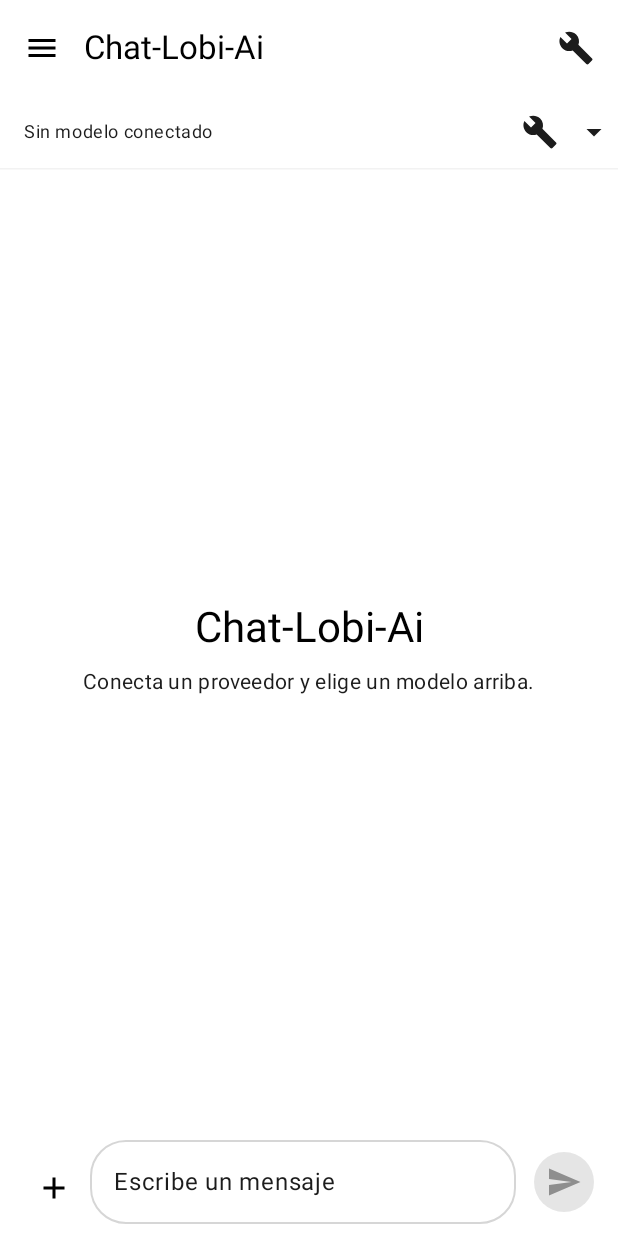
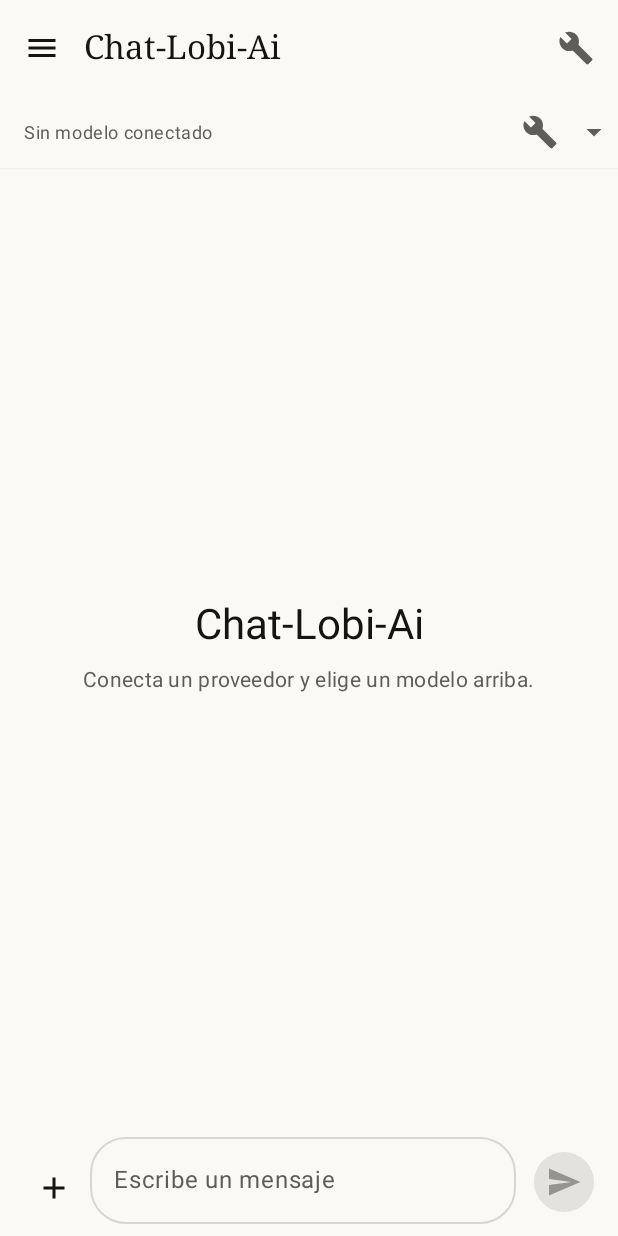
Before and after one commit to francoDev-Ddgh/Chat-Lobi-Ai, an Android app built with Jetpack Compose: the screen it shows after launch (MainActivity), on a phone screen of 412 x 824 dp. Run offline under Robolectric (Android 15) with nearby library versions, the phone set to English and light mode, and no system bars.

Commit message:
UI: classic chatbot layout with a warm Claude-style palette and serif titles

```diff
--- a/app/src/main/java/github/franco/chat/ai/ui/theme/Theme.kt
+++ b/app/src/main/java/github/franco/chat/ai/ui/theme/Theme.kt
@@ -7,52 +7,65 @@ import androidx.compose.material3.darkColorScheme
 import androidx.compose.material3.lightColorScheme
 import androidx.compose.runtime.Composable
 import androidx.compose.ui.graphics.Color
+import androidx.compose.ui.text.font.FontFamily
+import androidx.compose.ui.unit.sp
 
-private val Ink = Color(0xFF000000)
-private val Paper = Color(0xFFFFFFFF)
-private val Ash = Color(0xFFF2F2F2)
-private val Graphite = Color(0xFF1C1C1C)
-private val Smoke = Color(0xFF2A2A2A)
-private val Mid = Color(0xFF6B6B6B)
-private val Line = Color(0xFFD6D6D6)
-
+// Paleta inspirada en Claude: papel calido, texto casi negro y acento arcilla.
 private val LightScheme = lightColorScheme(
-    primary = Ink,
-    onPrimary = Paper,
-    primaryContainer = Ash,
-    onPrimaryContainer = Ink,
-    secondary = Mid,
-    onSecondary = Paper,
-    background = Paper,
-    onBackground = Ink,
-    surface = Paper,
-    onSurface = Ink,
-    surfaceVariant = Ash,
-    onSurfaceVariant = Graphite,
-    outline = Line,
-    outlineVariant = Ash,
+    primary = Color(0xFFC96442),
+    onPrimary = Color(0xFFFFFFFF),
+    primaryContainer = Color(0xFFF5E1D8),
+    onPrimaryContainer = Color(0xFF3D1F12),
+    secondary = Color(0xFF5E5D59),
+    onSecondary = Color(0xFFFFFFFF),
+    background = Color(0xFFFAF9F5),
+    onBackground = Color(0xFF141413),
+    surface = Color(0xFFFAF9F5),
+    onSurface = Color(0xFF141413),
+    surfaceVariant = Color(0xFFEFEEE8),
+    onSurfaceVariant = Color(0xFF5E5D59),
+    outline = Color(0xFFD8D6CF),
+    outlineVariant = Color(0xFFEFEEE8),
     error = Color(0xFFB3261E),
-    onError = Paper
+    onError = Color(0xFFFFFFFF)
 )
 
 private val DarkScheme = darkColorScheme(
-    primary = Paper,
-    onPrimary = Ink,
-    primaryContainer = Smoke,
-    onPrimaryContainer = Paper,
-    secondary = Line,
-    onSecondary = Ink,
-    background = Ink,
-    onBackground = Paper,
-    surface = Ink,
-    onSurface = Paper,
-    surfaceVariant = Graphite,
-    onSurfaceVariant = Paper,
-    outline = Smoke,
-    outlineVariant = Graphite,
+    primary = Color(0xFFD97757),
+    onPrimary = Color(0xFF1F1E1D),
+    primaryContainer = Color(0xFF4A2E22),
+    onPrimaryContainer = Color(0xFFF5E1D8),
+    secondary = Color(0xFFB0AEA5),
+    onSecondary = Color(0xFF1F1E1D),
+    background = Color(0xFF262624),
+    onBackground = Color(0xFFFAF9F5),
+    surface = Color(0xFF262624),
+    onSurface = Color(0xFFFAF9F5),
+    surfaceVariant = Color(0xFF3B3A36),
+    onSurfaceVariant = Color(0xFFB0AEA5),
+    outline = Color(0xFF4A4944),
+    outlineVariant = Color(0xFF3B3A36),
     error = Color(0xFFFFB4AB),
-    onError = Ink
+    onError = Color(0xFF1F1E1D)
 )
+
+// Cuerpo sans y titulos serif: aproximacion a las tipografias de Anthropic (Styrene y Tiempos),
+// que no son libres, asi que se usan las familias del sistema.
+private val BodyFont = FontFamily.SansSerif
+private val TitleFont = FontFamily.Serif
+
+private val AppTypography = Typography().let { base ->
+    base.copy(
+        titleLarge = base.titleLarge.copy(fontFamily = TitleFont, fontSize = 22.sp, lineHeight = 28.sp),
+        titleMedium = base.titleMedium.copy(fontFamily = TitleFont, fontSize = 18.sp, lineHeight = 24.sp),
+        titleSmall = base.titleSmall.copy(fontFamily = TitleFont, fontSize = 16.sp, lineHeight = 22.sp),
+        bodyLarge = base.bodyLarge.copy(fontFamily = BodyFont, fontSize = 16.sp, lineHeight = 26.sp),
+        bodyMedium = base.bodyMedium.copy(fontFamily = BodyFont, fontSize = 14.sp, lineHeight = 22.sp),
+        bodySmall = base.bodySmall.copy(fontFamily = BodyFont, fontSize = 12.sp, lineHeight = 18.sp),
+        labelMedium = base.labelMedium.copy(fontFamily = BodyFont),
+        labelSmall = base.labelSmall.copy(fontFamily = BodyFont)
+    )
+}
 
 @Composable
 fun ChatLobiTheme(
@@ -61,7 +74,7 @@ fun ChatLobiTheme(
 ) {
     MaterialTheme(
         colorScheme = if (darkTheme) DarkScheme else LightScheme,
-        typography = Typography(),
+        typography = AppTypography,
         content = content
     )
 }
```
